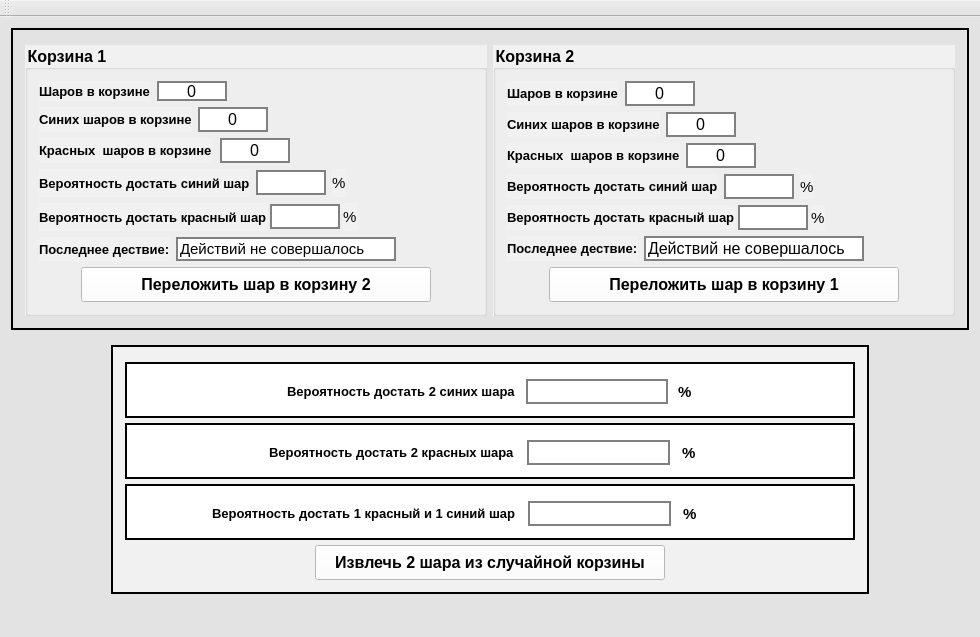
Above: mainwindow.ui from messormorties/Probability before the change. Below: the same form after it.
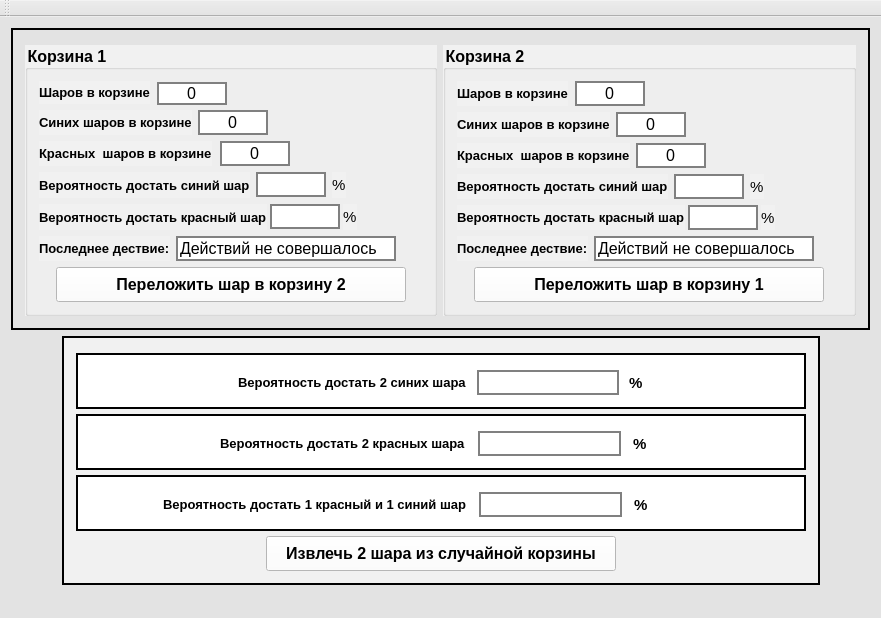
That is the form after the change.

Patch:
```diff
--- a/mainwindow.ui
+++ b/mainwindow.ui
@@ -6,8 +6,8 @@
    <rect>
     <x>0</x>
     <y>0</y>
-    <width>980</width>
-    <height>637</height>
+    <width>881</width>
+    <height>604</height>
    </rect>
   </property>
   <property name="windowTitle">
@@ -107,7 +107,7 @@
                         <property name="minimumSize">
                          <size>
                           <width>70</width>
-                          <height>20</height>
+                          <height>23</height>
                          </size>
                         </property>
                         <property name="maximumSize">
@@ -255,7 +255,7 @@
                         <property name="minimumSize">
                          <size>
                           <width>70</width>
-                          <height>0</height>
+                          <height>24</height>
                          </size>
                         </property>
                         <property name="maximumSize">
@@ -282,6 +282,9 @@
                         <property name="alignment">
                          <set>Qt::AlignCenter</set>
                         </property>
+                        <property name="readOnly">
+                         <bool>true</bool>
+                        </property>
                        </widget>
                       </item>
                       <item>
@@ -488,7 +491,7 @@
                         <property name="minimumSize">
                          <size>
                           <width>220</width>
-                          <height>0</height>
+                          <height>24</height>
                          </size>
                         </property>
                         <property name="maximumSize">
@@ -500,7 +503,7 @@
                         <property name="font">
                          <font>
                           <family>Arial</family>
-                          <pointsize>11</pointsize>
+                          <pointsize>12</pointsize>
                          </font>
                         </property>
                         <property name="styleSheet">
@@ -870,6 +873,9 @@
                       <property name="alignment">
                        <set>Qt::AlignCenter</set>
                       </property>
+                      <property name="readOnly">
+                       <bool>true</bool>
+                      </property>
                      </widget>
                     </item>
                     <item>
```
Left out of the diff: 2 changed lines with no effect on the pictures.
